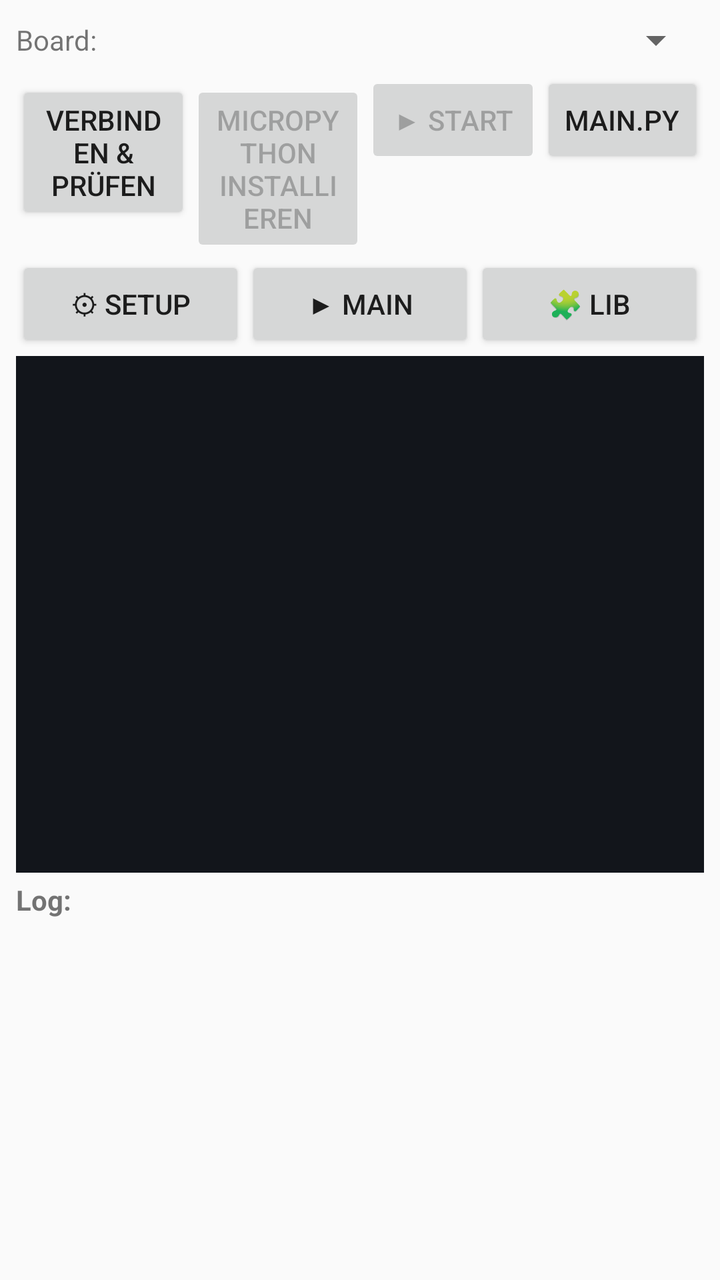
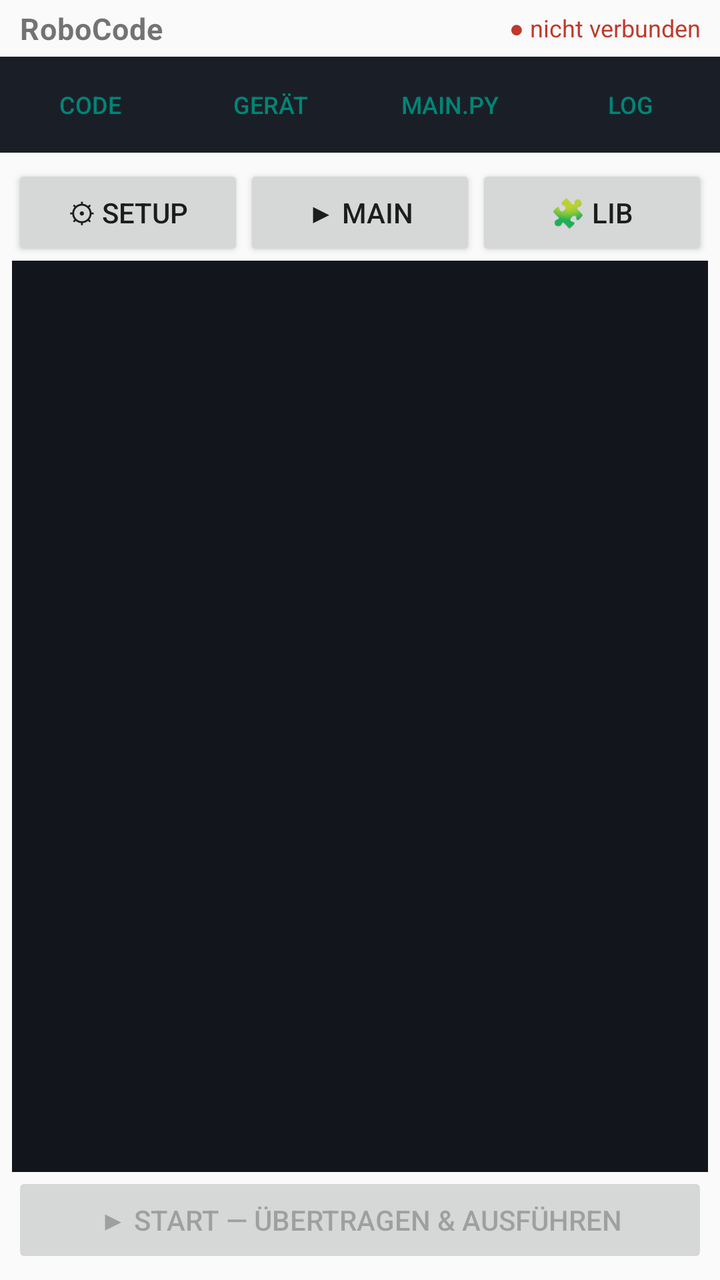

Before-and-after screenshots of an Android layout around one commit, followed by the original layout XML and the change that was made.
<!-- AndroidManifest.xml: application theme Theme.AppCompat.DayNight -->
<!-- res/layout/activity_main.xml -->
<?xml version="1.0" encoding="utf-8"?>
<LinearLayout xmlns:android="http://schemas.android.com/apk/res/android"
    android:layout_width="match_parent"
    android:layout_height="match_parent"
    android:orientation="vertical"
    android:padding="8dp">

    
    <LinearLayout
        android:layout_width="match_parent"
        android:layout_height="wrap_content"
        android:orientation="horizontal"
        android:gravity="center_vertical">

        <TextView android:layout_width="wrap_content" android:layout_height="wrap_content"
            android:text="Board:" android:paddingEnd="6dp" />
        <Spinner android:id="@+id/spinnerBoard"
            android:layout_width="0dp" android:layout_weight="1" android:layout_height="wrap_content" />
    </LinearLayout>

    <LinearLayout
        android:layout_width="match_parent"
        android:layout_height="wrap_content"
        android:orientation="horizontal"
        android:paddingTop="4dp">

        <Button android:id="@+id/btnConnect" style="?android:attr/buttonStyleSmall"
            android:layout_width="0dp" android:layout_weight="1" android:layout_height="wrap_content"
            android:text="Verbinden &amp; prüfen" />
        <Button android:id="@+id/btnInstall" style="?android:attr/buttonStyleSmall"
            android:layout_width="0dp" android:layout_weight="1" android:layout_height="wrap_content"
            android:text="MicroPython installieren" android:enabled="false" />
        <Button android:id="@+id/btnStart" style="?android:attr/buttonStyleSmall"
            android:layout_width="0dp" android:layout_weight="1" android:layout_height="wrap_content"
            android:text="▶ Start" android:enabled="false" />
        <Button android:id="@+id/btnShow" style="?android:attr/buttonStyleSmall"
            android:layout_width="wrap_content" android:layout_height="wrap_content"
            android:text="main.py" />
    </LinearLayout>

    
    <LinearLayout
        android:layout_width="match_parent"
        android:layout_height="wrap_content"
        android:orientation="horizontal"
        android:paddingTop="4dp">

        <Button android:id="@+id/tabSetup" style="?android:attr/buttonStyleSmall"
            android:layout_width="0dp" android:layout_weight="1" android:layout_height="wrap_content"
            android:text="⚙ SETUP" />
        <Button android:id="@+id/tabMain" style="?android:attr/buttonStyleSmall"
            android:layout_width="0dp" android:layout_weight="1" android:layout_height="wrap_content"
            android:text="▶ MAIN" />
        <Button android:id="@+id/tabLib" style="?android:attr/buttonStyleSmall"
            android:layout_width="0dp" android:layout_weight="1" android:layout_height="wrap_content"
            android:text="🧩 LIB" />
    </LinearLayout>

    
    <HorizontalScrollView
        android:layout_width="match_parent"
        android:layout_height="wrap_content"
        android:paddingTop="2dp">
        <LinearLayout android:id="@+id/palette"
            android:layout_width="wrap_content" android:layout_height="wrap_content"
            android:orientation="horizontal" />
    </HorizontalScrollView>

    
    <EditText android:id="@+id/editor"
        android:layout_width="match_parent"
        android:layout_height="0dp"
        android:layout_weight="3"
        android:gravity="top|start"
        android:inputType="textMultiLine|textNoSuggestions"
        android:fontFamily="monospace"
        android:textSize="13sp"
        android:importantForAutofill="no"
        android:background="#12151b"
        android:textColor="#e6e9ef"
        android:padding="6dp" />

    <TextView android:layout_width="match_parent" android:layout_height="wrap_content"
        android:text="Log:" android:paddingTop="4dp" android:textStyle="bold" />

    <ScrollView android:id="@+id/logScroll"
        android:layout_width="match_parent"
        android:layout_height="0dp"
        android:layout_weight="2">
        <TextView android:id="@+id/log"
            android:layout_width="match_parent" android:layout_height="wrap_content"
            android:fontFamily="monospace" android:textSize="12sp"
            android:padding="4dp" android:textIsSelectable="true" />
    </ScrollView>
</LinearLayout>
<!-- resources referenced by this layout -->
<resources>

</resources>

<!-- the commit's change to res/layout/activity_main.xml (unified diff, before → after) -->
@@ -2,40 +2,35 @@
 <LinearLayout xmlns:android="http://schemas.android.com/apk/res/android"
     android:layout_width="match_parent"
     android:layout_height="match_parent"
-    android:orientation="vertical"
-    android:padding="8dp">
+    android:orientation="vertical">
 
     
     <LinearLayout
         android:layout_width="match_parent"
         android:layout_height="wrap_content"
         android:orientation="horizontal"
-        android:gravity="center_vertical">
+        android:gravity="center_vertical"
+        android:paddingStart="10dp"
+        android:paddingEnd="10dp"
+        android:paddingTop="4dp"
+        android:paddingBottom="4dp">
 
-        <TextView android:layout_width="wrap_content" android:layout_height="wrap_content"
-            android:text="Board:" android:paddingEnd="6dp" />
-        <Spinner android:id="@+id/spinnerBoard"
-            android:layout_width="0dp" android:layout_weight="1" android:layout_height="wrap_content" />
-    </LinearLayout>
+        <TextView
+            android:layout_width="wrap_content"
+            android:layout_height="wrap_content"
+            android:text="RoboCode"
+            android:textSize="15sp"
+            android:textStyle="bold"
+            android:letterSpacing="0.02" />
 
-    <LinearLayout
-        android:layout_width="match_parent"
-        android:layout_height="wrap_content"
-        android:orientation="horizontal"
-        android:paddingTop="4dp">
-
-        <Button android:id="@+id/btnConnect" style="?android:attr/buttonStyleSmall"
-            android:layout_width="0dp" android:layout_weight="1" android:layout_height="wrap_content"
-            android:text="Verbinden &amp; prüfen" />
-        <Button android:id="@+id/btnInstall" style="?android:attr/buttonStyleSmall"
-            android:layout_width="0dp" android:layout_weight="1" android:layout_height="wrap_content"
-            android:text="MicroPython installieren" android:enabled="false" />
-        <Button android:id="@+id/btnStart" style="?android:attr/buttonStyleSmall"
-            android:layout_width="0dp" android:layout_weight="1" android:layout_height="wrap_content"
-            android:text="▶ Start" android:enabled="false" />
-        <Button android:id="@+id/btnShow" style="?android:attr/buttonStyleSmall"
-            android:layout_width="wrap_content" android:layout_height="wrap_content"
-            android:text="main.py" />
+        <TextView android:id="@+id/txtStatus"
+            android:layout_width="0dp"
+            android:layout_weight="1"
+            android:layout_height="wrap_content"
+            android:gravity="end"
+            android:textSize="12sp"
+            android:text="● nicht verbunden"
+            android:textColor="#c0392b" />
     </LinearLayout>
 
     
@@ -43,53 +38,138 @@
         android:layout_width="match_parent"
         android:layout_height="wrap_content"
         android:orientation="horizontal"
-        android:paddingTop="4dp">
+        android:background="#1a1f27">
 
-        <Button android:id="@+id/tabSetup" style="?android:attr/buttonStyleSmall"
+        <Button android:id="@+id/navCode" style="?android:attr/buttonBarButtonStyle"
             android:layout_width="0dp" android:layout_weight="1" android:layout_height="wrap_content"
-            android:text="⚙ SETUP" />
-        <Button android:id="@+id/tabMain" style="?android:attr/buttonStyleSmall"
+            android:text="Code" android:textSize="12sp" android:singleLine="true" />
+        <Button android:id="@+id/navDevice" style="?android:attr/buttonBarButtonStyle"
             android:layout_width="0dp" android:layout_weight="1" android:layout_height="wrap_content"
-            android:text="▶ MAIN" />
-        <Button android:id="@+id/tabLib" style="?android:attr/buttonStyleSmall"
+            android:text="Gerät" android:textSize="12sp" android:singleLine="true" />
+        <Button android:id="@+id/navMain" style="?android:attr/buttonBarButtonStyle"
             android:layout_width="0dp" android:layout_weight="1" android:layout_height="wrap_content"
-            android:text="🧩 LIB" />
+            android:text="main.py" android:textSize="12sp" android:singleLine="true" />
+        <Button android:id="@+id/navLog" style="?android:attr/buttonBarButtonStyle"
+            android:layout_width="0dp" android:layout_weight="1" android:layout_height="wrap_content"
+            android:text="Log" android:textSize="12sp" android:singleLine="true" />
     </LinearLayout>
 
     
-    <HorizontalScrollView
+    <LinearLayout android:id="@+id/panelCode"
         android:layout_width="match_parent"
-        android:layout_height="wrap_content"
-        android:paddingTop="2dp">
-        <LinearLayout android:id="@+id/palette"
-            android:layout_width="wrap_content" android:layout_height="wrap_content"
-            android:orientation="horizontal" />
-    </HorizontalScrollView>
+        android:layout_height="0dp"
+        android:layout_weight="1"
+        android:orientation="vertical"
+        android:padding="6dp">
+
+        <LinearLayout android:layout_width="match_parent" android:layout_height="wrap_content"
+            android:orientation="horizontal">
+            <Button android:id="@+id/tabSetup" style="?android:attr/buttonStyleSmall"
+                android:layout_width="0dp" android:layout_weight="1" android:layout_height="wrap_content"
+                android:text="⚙ SETUP" />
+            <Button android:id="@+id/tabMain" style="?android:attr/buttonStyleSmall"
+                android:layout_width="0dp" android:layout_weight="1" android:layout_height="wrap_content"
+                android:text="▶ MAIN" />
+            <Button android:id="@+id/tabLib" style="?android:attr/buttonStyleSmall"
+                android:layout_width="0dp" android:layout_weight="1" android:layout_height="wrap_content"
+                android:text="🧩 LIB" />
+        </LinearLayout>
+
+        <HorizontalScrollView android:layout_width="match_parent" android:layout_height="wrap_content">
+            <LinearLayout android:id="@+id/palette"
+                android:layout_width="wrap_content" android:layout_height="wrap_content"
+                android:orientation="horizontal" />
+        </HorizontalScrollView>
+
+        <EditText android:id="@+id/editor"
+            android:layout_width="match_parent" android:layout_height="0dp" android:layout_weight="1"
+            android:gravity="top|start"
+            android:inputType="textMultiLine|textNoSuggestions"
+            android:fontFamily="monospace" android:textSize="13sp"
+            android:importantForAutofill="no"
+            android:background="#12151b" android:textColor="#e6e9ef" android:padding="6dp" />
+
+        <Button android:id="@+id/btnStart"
+            android:layout_width="match_parent" android:layout_height="wrap_content"
+            android:text="▶ Start — übertragen &amp; ausführen" android:enabled="false" />
+    </LinearLayout>
 
     
-    <EditText android:id="@+id/editor"
+    <LinearLayout android:id="@+id/panelDevice"
         android:layout_width="match_parent"
         android:layout_height="0dp"
-        android:layout_weight="3"
-        android:gravity="top|start"
-        android:inputType="textMultiLine|textNoSuggestions"
-        android:fontFamily="monospace"
-        android:textSize="13sp"
-        android:importantForAutofill="no"
-        android:background="#12151b"
-        android:textColor="#e6e9ef"
-        android:padding="6dp" />
+        android:layout_weight="1"
+        android:orientation="vertical"
+        android:padding="12dp"
+        android:visibility="gone">
 
-    <TextView android:layout_width="match_parent" android:layout_height="wrap_content"
-        android:text="Log:" android:paddingTop="4dp" android:textStyle="bold" />
+        <TextView android:id="@+id/txtDeviceInfo"
+            android:layout_width="match_parent" android:layout_height="wrap_content"
+            android:textSize="14sp" android:paddingBottom="10dp"
+            android:text="Noch nicht verbunden." />
 
-    <ScrollView android:id="@+id/logScroll"
+        <Button android:id="@+id/btnConnect"
+            android:layout_width="match_parent" android:layout_height="wrap_content"
+            android:text="Verbinden &amp; prüfen" />
+        <Button android:id="@+id/btnInstall"
+            android:layout_width="match_parent" android:layout_height="wrap_content"
+            android:text="MicroPython installieren" android:enabled="false" />
+
+        <LinearLayout android:layout_width="match_parent" android:layout_height="wrap_content"
+            android:orientation="horizontal" android:gravity="center_vertical" android:paddingTop="10dp">
+            <TextView android:layout_width="wrap_content" android:layout_height="wrap_content"
+                android:text="Board (autom.):" android:paddingEnd="6dp" />
+            <Spinner android:id="@+id/spinnerBoard"
+                android:layout_width="0dp" android:layout_weight="1" android:layout_height="wrap_content" />
+        </LinearLayout>
+
+        <TextView android:layout_width="match_parent" android:layout_height="wrap_content"
+            android:textSize="11sp" android:textColor="#8a93a2" android:paddingTop="10dp"
+            android:text="Zum Installieren den ESP32 per BOOT/EN in den Download-Modus bringen (die App sagt es an). Das Board wird beim Verbinden automatisch erkannt; der Regler ist nur zur Korrektur." />
+    </LinearLayout>
+
+    
+    <LinearLayout android:id="@+id/panelMain"
         android:layout_width="match_parent"
         android:layout_height="0dp"
-        android:layout_weight="2">
-        <TextView android:id="@+id/log"
-            android:layout_width="match_parent" android:layout_height="wrap_content"
-            android:fontFamily="monospace" android:textSize="12sp"
-            android:padding="4dp" android:textIsSelectable="true" />
-    </ScrollView>
+        android:layout_weight="1"
+        android:orientation="vertical"
+        android:padding="6dp"
+        android:visibility="gone">
+
+        <LinearLayout android:layout_width="match_parent" android:layout_height="wrap_content"
+            android:orientation="horizontal" android:gravity="end">
+            <Button android:id="@+id/btnCopyMain" style="?android:attr/buttonStyleSmall"
+                android:layout_width="wrap_content" android:layout_height="wrap_content" android:text="Kopieren" />
+            <Button android:id="@+id/btnDownloadMain" style="?android:attr/buttonStyleSmall"
+                android:layout_width="wrap_content" android:layout_height="wrap_content" android:text="⤓ speichern" />
+        </LinearLayout>
+        <ScrollView android:layout_width="match_parent" android:layout_height="0dp" android:layout_weight="1">
+            <TextView android:id="@+id/mainPyView"
+                android:layout_width="match_parent" android:layout_height="wrap_content"
+                android:fontFamily="monospace" android:textSize="11sp" android:padding="6dp"
+                android:background="#12151b" android:textColor="#e6e9ef" android:textIsSelectable="true" />
+        </ScrollView>
+    </LinearLayout>
+
+    
+    <LinearLayout android:id="@+id/panelLog"
+        android:layout_width="match_parent"
+        android:layout_height="0dp"
+        android:layout_weight="1"
+        android:orientation="vertical"
+        android:padding="6dp"
+        android:visibility="gone">
+
+        <Button android:id="@+id/btnClearLog" style="?android:attr/buttonStyleSmall"
+            android:layout_width="wrap_content" android:layout_height="wrap_content"
+            android:text="Log leeren" android:layout_gravity="end" />
+        <ScrollView android:id="@+id/logScroll"
+            android:layout_width="match_parent" android:layout_height="0dp" android:layout_weight="1">
+            <TextView android:id="@+id/log"
+                android:layout_width="match_parent" android:layout_height="wrap_content"
+                android:fontFamily="monospace" android:textSize="12sp" android:padding="4dp"
+                android:textIsSelectable="true" />
+        </ScrollView>
+    </LinearLayout>
 </LinearLayout>
